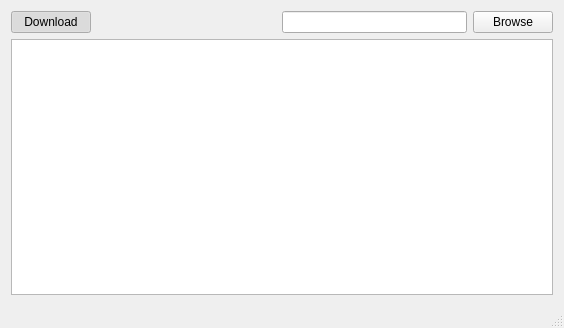
First picture: the form in mainwindow.ui, repository karlito139/rss_youtube_dl, before the edit.
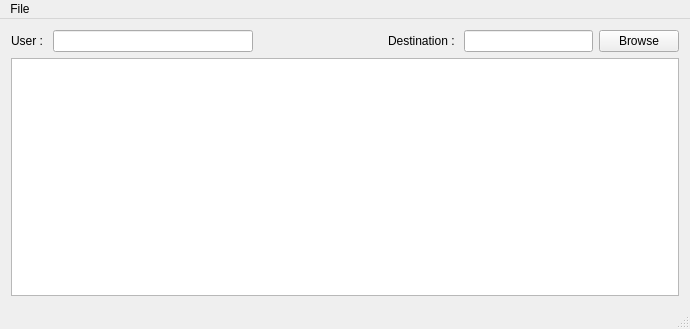
Second picture: the form after the edit. Icons and pictures are not drawn.

Commit message: new version with user id saved in config

Patch:
```diff
--- a/mainwindow.ui
+++ b/mainwindow.ui
@@ -2,12 +2,15 @@
 <ui version="4.0">
  <class>MainWindow</class>
  <widget class="QMainWindow" name="MainWindow">
+  <property name="enabled">
+   <bool>true</bool>
+  </property>
   <property name="geometry">
    <rect>
     <x>0</x>
     <y>0</y>
-    <width>564</width>
-    <height>328</height>
+    <width>690</width>
+    <height>329</height>
    </rect>
   </property>
   <property name="windowTitle">
@@ -18,15 +21,25 @@
     <item>
      <layout class="QHBoxLayout" name="destination">
       <item>
-       <widget class="QPushButton" name="Download">
+       <widget class="QLabel" name="label">
         <property name="text">
-         <string>Download</string>
+         <string>User : </string>
         </property>
-        <property name="checkable">
-         <bool>true</bool>
+       </widget>
+      </item>
+      <item>
+       <widget class="QLineEdit" name="userId">
+        <property name="sizePolicy">
+         <sizepolicy hsizetype="Fixed" vsizetype="Fixed">
+          <horstretch>0</horstretch>
+          <verstretch>0</verstretch>
+         </sizepolicy>
         </property>
-        <property name="checked">
-         <bool>true</bool>
+        <property name="minimumSize">
+         <size>
+          <width>200</width>
+          <height>0</height>
+         </size>
         </property>
        </widget>
       </item>
@@ -43,6 +56,13 @@
         </property>
        </spacer>
       </item>
+      <item>
+       <widget class="QLabel" name="label_2">
+        <property name="text">
+         <string>Destination : </string>
+        </property>
+       </widget>
+      </item>
       <item>
        <widget class="QLineEdit" name="downloadDestination"/>
       </item>
@@ -78,10 +98,17 @@
     <rect>
      <x>0</x>
      <y>0</y>
-     <width>564</width>
+     <width>690</width>
      <height>25</height>
     </rect>
    </property>
+   <widget class="QMenu" name="menuFile">
+    <property name="title">
+     <string>File</string>
+    </property>
+    <addaction name="actionQuite"/>
+   </widget>
+   <addaction name="menuFile"/>
   </widget>
   <widget class="QStatusBar" name="statusBar"/>
  </widget>
```
Left out of the diff: 13 changed lines with no effect on the pictures. The commit also changes 6 other files.
